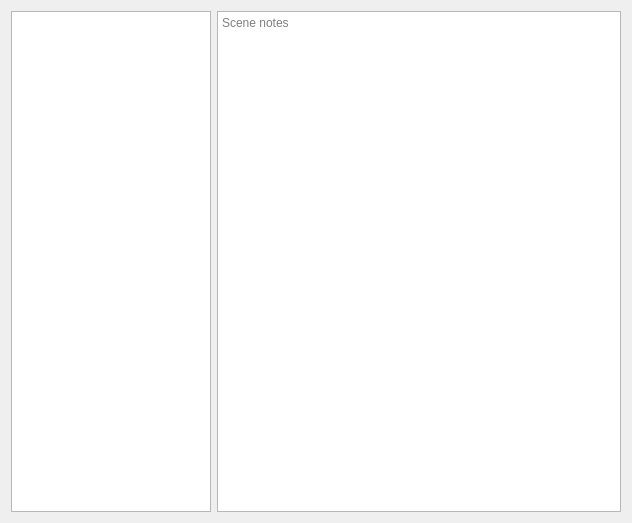
Qt form ui/notes_view.ui (zkovari/plotlyst) before a commit.
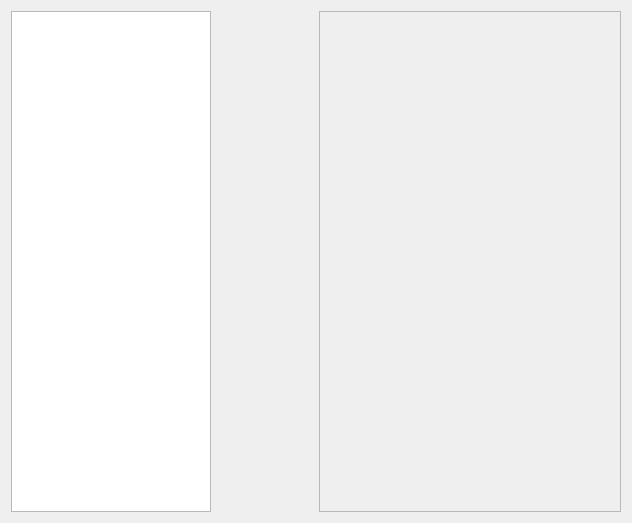
The same form after that commit. Custom widgets are drawn as their Qt base class.

The edit to the form file:
```diff
--- a/ui/notes_view.ui
+++ b/ui/notes_view.ui
@@ -37,9 +37,12 @@
     </widget>
    </item>
    <item>
-    <widget class="QTextEdit" name="textDocument">
-     <property name="placeholderText">
-      <string>Scene notes</string>
+    <widget class="RichTextEditor" name="editor">
+     <property name="frameShape">
+      <enum>QFrame::StyledPanel</enum>
+     </property>
+     <property name="frameShadow">
+      <enum>QFrame::Raised</enum>
      </property>
     </widget>
    </item>
@@ -51,6 +54,12 @@
    <extends>QTreeView</extends>
    <header>src.main.python.plotlyst.view.widget.tree_view</header>
   </customwidget>
+  <customwidget>
+   <class>RichTextEditor</class>
+   <extends>QFrame</extends>
+   <header>src.main.python.plotlyst.view.widget.input</header>
+   <container>1</container>
+  </customwidget>
  </customwidgets>
  <resources/>
  <connections/>
```
